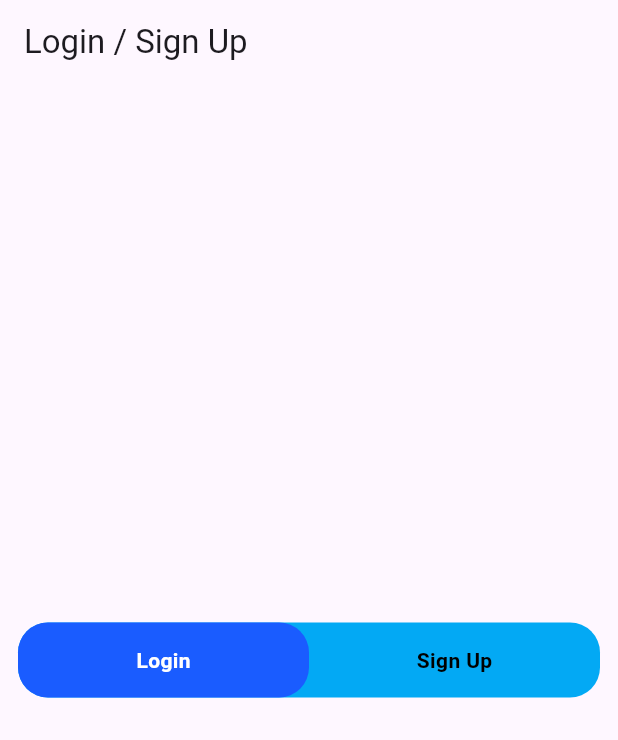
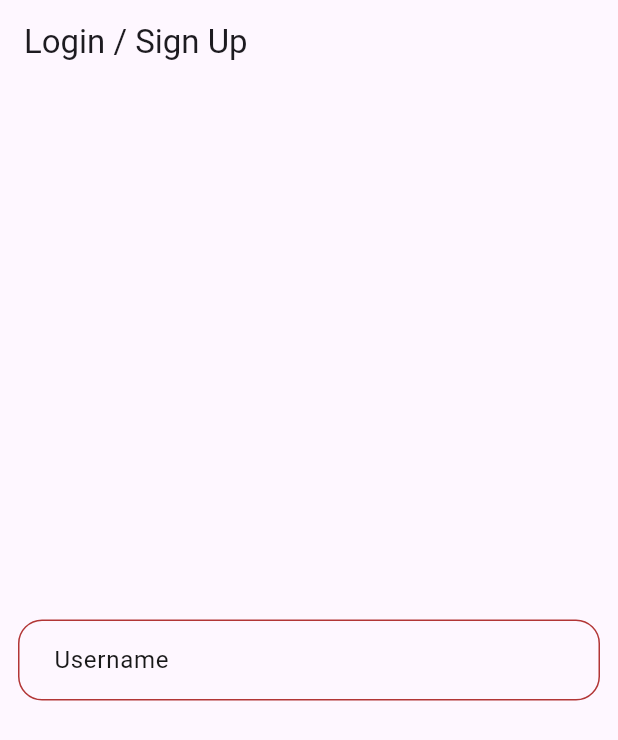
Before and after one commit to araqelyankaren99/Authentication-App, a Flutter app: the screen it shows after launch, on a phone screen of 412 x 824 dp. Shown: the top 740 px of the screen. Run offline on Flutter 3.47's test engine with Material 3 defaults, Android fonts, the phone set to English and light mode, and no system bars.

Commit message:
add custom text field

```diff
--- a/lib/src/presentation/screens/login/screen.dart
+++ b/lib/src/presentation/screens/login/screen.dart
@@ -1,5 +1,7 @@
 import 'package:flutter/material.dart';
+import 'package:flutter_authentication_app/src/presentation/widgets/custom_input.dart';
 import 'package:flutter_authentication_app/src/presentation/widgets/login_and_sign_up_button.dart';
+import 'package:flutter_authentication_app/src/utils/resources/colors.dart';
 
 class LoginScreen extends StatefulWidget {
   const LoginScreen({super.key});
@@ -25,31 +27,20 @@ class _LoginScreenState extends State<LoginScreen> {
       body: Center(
         child: Padding(
           padding: EdgeInsets.symmetric(horizontal: 12),
-          child: LoginAndSignUpButton(
-            authMode: _selectedSegment,
-            onLoginTap: _onLoginTap,
-            onSignUpTap: _onSignUpTap,
-            activeColor: Color(0xFF1A5CFF),
-            inactiveColor: Colors.lightBlue,
-            textActiveColor: Colors.white,
-            textInactiveColor: Colors.black,
-            loginText: 'Login',
-            signUpText : 'Sign Up',
+          child: CustomInputWidget(
+            onChanged: _onChanged,
+            textColor: AppColors.hintTextLightColor,
+            borderColor: AppColors.borderLightColor,
+            errorBorderColor: AppColors.errorLightColor,
+            hintText: 'Username',
+            hasError: true,
           ),
         ),
       ),
     );
   }
 
-  void _onLoginTap() {
-    setState(() {
-      _selectedSegment = AuthMode.login;
-    });
-  }
+  void _onChanged(String text){
 
-  void _onSignUpTap() {
-    setState(() {
-      _selectedSegment = AuthMode.signup;
-    });
   }
 }
--- a/lib/src/utils/resources/colors.dart
+++ b/lib/src/utils/resources/colors.dart
@@ -25,4 +25,7 @@ class AppColors {
 
   static const forgetButtonLightColor = Color(0xFF1A5CFF);
   static const forgetButtonDarkColor = Colors.white;
+
+  static const errorLightColor = Color(0xFFB23636);
+  static const errorDarkColor = Color(0xFFB23636);
 }
```
Also changed, not shown: lib/src/presentation/widgets/custom_input.dart (+26 -90 lines).
